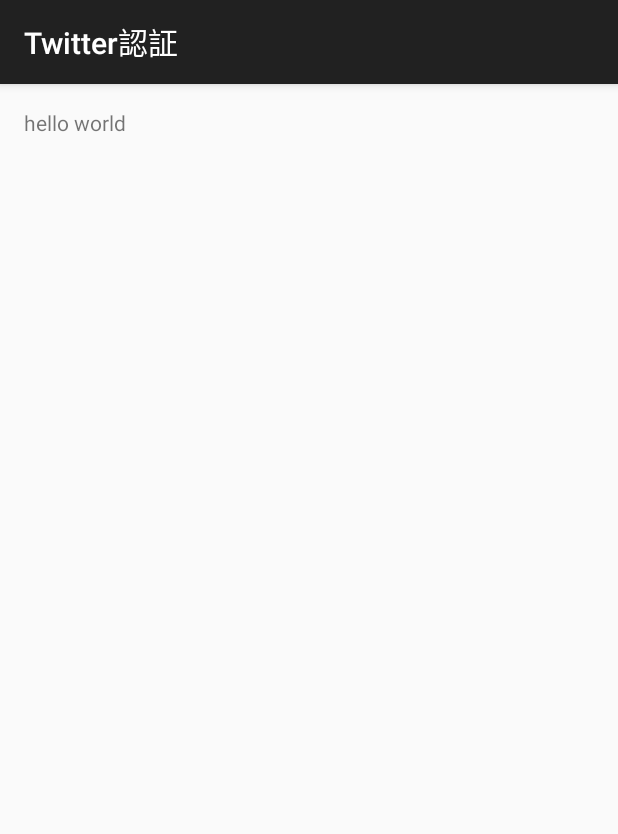
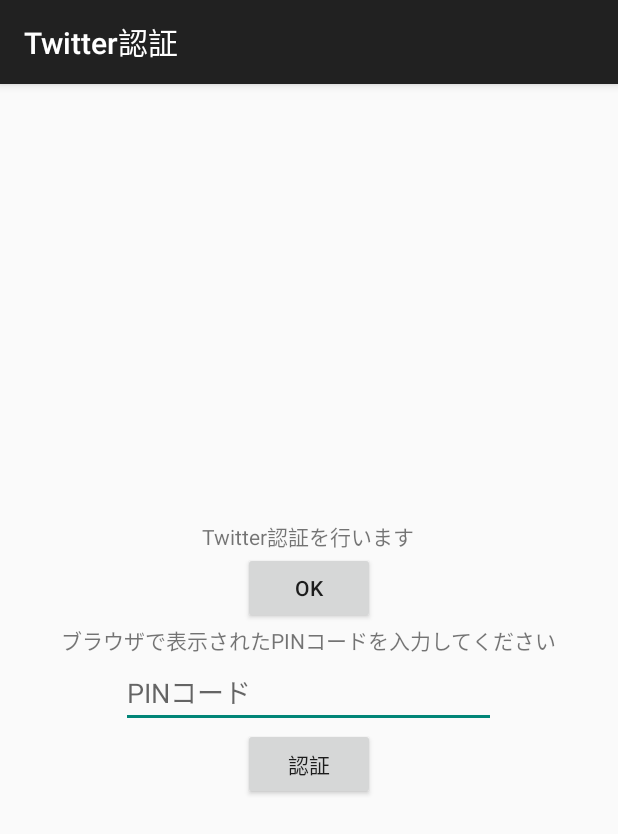
Before and after one commit to yukihane/dq10don, an Android app: the TwitterAuthActivity screen opened directly, with no data from a screen before it, on a phone screen of 412 x 824 dp. Shown: the top 834 px of the screen. Run offline under Robolectric (Android 15) with nearby library versions, the phone set to English and light mode, and no system bars; libraries missing offline, so code that uses them is left out: org.slf4j, rx.android.app, rx.android.schedulers, rx.schedulers, twitter4j.auth.

Commit message:
認証処理

```diff
--- a/app/src/main/res/layout/activity_twitter_auth.xml
+++ b/app/src/main/res/layout/activity_twitter_auth.xml
@@ -1,16 +1,37 @@
-<RelativeLayout xmlns:android="http://schemas.android.com/apk/res/android"
-                xmlns:tools="http://schemas.android.com/tools"
-                android:layout_width="match_parent"
-                android:layout_height="match_parent"
-                android:paddingLeft="@dimen/activity_horizontal_margin"
-                android:paddingRight="@dimen/activity_horizontal_margin"
-                android:paddingTop="@dimen/activity_vertical_margin"
-                android:paddingBottom="@dimen/activity_vertical_margin"
-                tools:context="yukihane.dq10don.twitter.view.TwitterAuthActivity">
+<?xml version="1.0" encoding="utf-8"?>
+<LinearLayout
+  xmlns:android="http://schemas.android.com/apk/res/android"
+  android:layout_width="fill_parent"
+  android:layout_height="fill_parent"
+  android:gravity="center"
+  android:orientation="vertical">
 
   <TextView
-    android:text="hello world"
     android:layout_width="wrap_content"
-    android:layout_height="wrap_content"/>
+    android:layout_height="wrap_content"
+    android:text="@string/text_verify_access_twitter"/>
 
-</RelativeLayout>
+  <Button
+    android:id="@+id/authTwetterButton"
+    android:layout_width="wrap_content"
+    android:layout_height="wrap_content"
+    android:text="@string/ok"/>
+
+  <TextView
+    android:layout_width="wrap_content"
+    android:layout_height="wrap_content"
+    android:text="@string/text_pincode"/>
+
+  <EditText
+    android:id="@+id/et_input_pin"
+    android:layout_width="250dip"
+    android:layout_height="wrap_content"
+    android:hint="@string/pincode"/>
+
+  <Button
+    android:id="@+id/sendPinButton"
+    android:layout_width="wrap_content"
+    android:layout_height="wrap_content"
+    android:text="@string/auth"/>
+
+</LinearLayout>
--- a/app/src/main/res/values/strings.xml
+++ b/app/src/main/res/values/strings.xml
@@ -21,6 +21,8 @@
   <string name="text_confirm_delete_account">%1$sを削除します</string>
   <string name="text_error">エラーが発生しました</string>
   <string name="text_output_debug_logs">デバッグログを出力</string>
+  <string name="text_verify_access_twitter">Twitter認証を行います</string>
+  <string name="text_pincode">ブラウザで表示されたPINコードを入力してください</string>
   <string name="happy_106">ログイン中は処理できません</string>
   <string name="happy_12009">モーモンバザーを設置していません</string>
   <string name="happy_22001">しばらくしてから再実行してください</string>
@@ -30,4 +32,8 @@
   <string name="http_other">ネットワークエラー(%1$s)</string>
   <string name="text_welcome">ようこそ！メニューから\nID管理 -> 追加\nを選択し、ログインすれば\n処理が始まります</string>
   <string name="completed_exportfile">エクスポート完了しました</string>
+  <string name="pincode">PINコード</string>
+  <string name="auth">認証</string>
+  <string name="err_invalid_pin">不正なPIN</string>
+  <string name="err_failed_auth">認証失敗</string>
 </resources>
```
Also changed, not shown: app/src/main/java/yukihane/dq10don/twitter/view/TwitterAuthActivity.java (+105 -3 lines).
